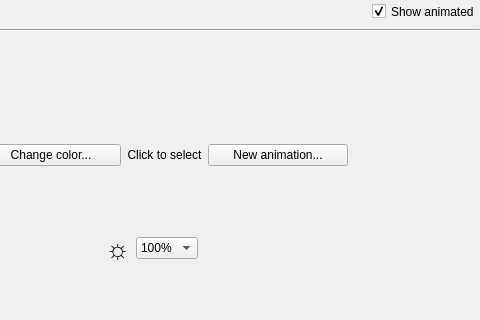
Before: the Qt Designer form src/gui/kblightwidget.ui in ckb-next/ckb-next, drawn with Qt 5; both pictures show x 152 to 632 and y 0 to 320 of the 632 by 540 pixel window.
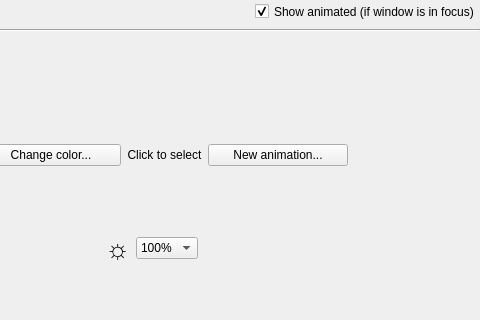
After: the same form once the commit is applied. Custom widgets are drawn as their Qt base class.

Commit message:
Improve UI to display auto-suspend of animation
- Amend `showAnimBox` label with qualifier to when animation is shown,
  and
- add paragraph to its tooltip property to explain what the intention is
  behind the auto-suspension of the animation preview.

The edit to the form file:
```diff
--- a/src/gui/kblightwidget.ui
+++ b/src/gui/kblightwidget.ui
@@ -71,7 +71,7 @@
         <string>If enabled, the same colors will be displayed here as on the keyboard. If disabled, the base colors will be shown.</string>
        </property>
        <property name="text">
-        <string>Show animated</string>
+        <string>Show animated (if window is in focus)</string>
        </property>
        <property name="checked">
         <bool>true</bool>
```
Left out of the diff: 2 changed lines with no effect on the pictures.
